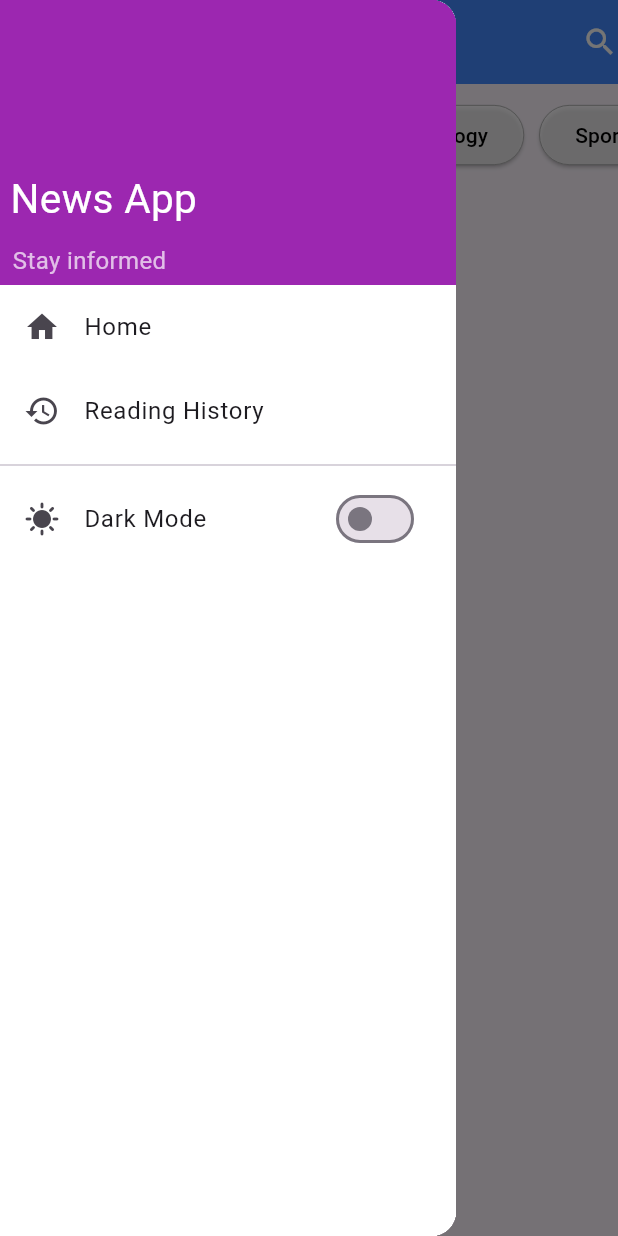
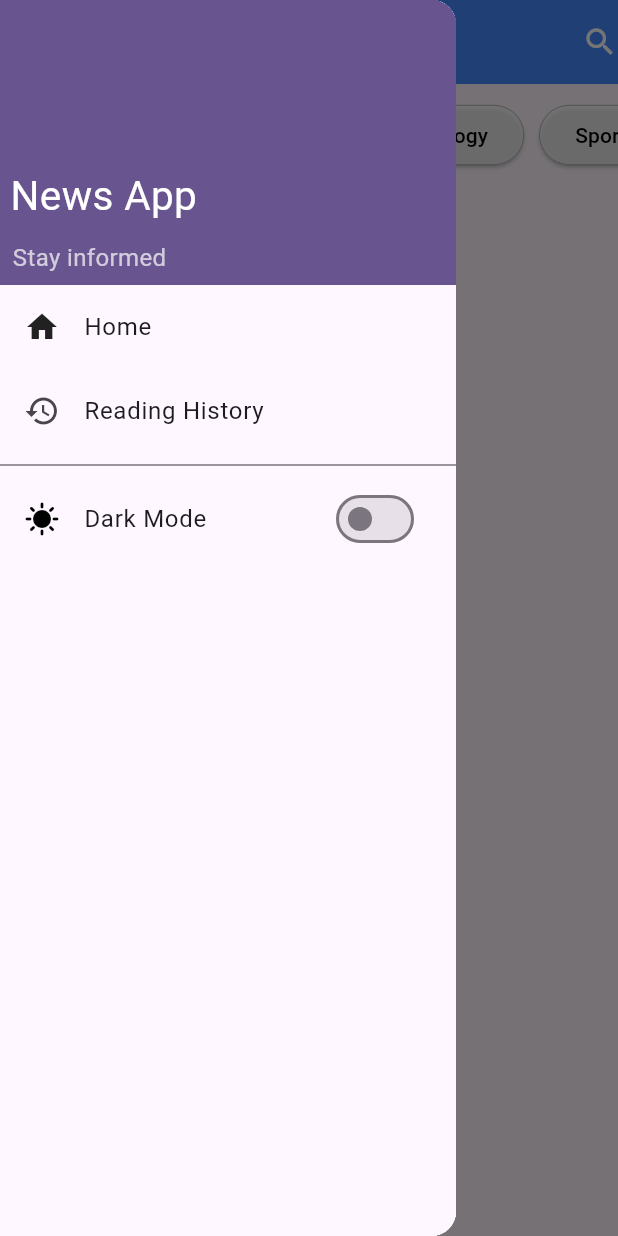
Before and after one commit to Susmeeta2311/News-App, a Flutter app: the screen it shows after launch, in the side drawer, after a tap on "Home", on a phone screen of 412 x 824 dp. Run offline on Flutter 3.47's test engine with Material 3 defaults, Android fonts, the phone set to English and light mode, and no system bars; our stand-ins replace get; project files that could hold a hidden picture were left out.

Commit message:
Updated dark mode toggle and UI fixes

```diff
--- /dev/null
+++ b/lib/controller/news_controller.dart
@@ -0,0 +1,11 @@
+import 'package:flutter/material.dart';
+import 'package:get/get.dart';
+
+class NewsController extends GetxController {
+  var isDarkMode = false.obs;
+
+  void onThemeClicked() {
+    isDarkMode.value = !isDarkMode.value;
+    Get.changeThemeMode(isDarkMode.value ? ThemeMode.dark : ThemeMode.light);
+  }
+}
--- a/lib/main.dart
+++ b/lib/main.dart
@@ -1,79 +1,33 @@
 import 'package:flutter/material.dart';
+import 'package:get/get.dart';
+import 'package:newsapp/controller/news_controller.dart';
 import 'package:newsapp/news_page.dart';
 
 void main() {
+  Get.put(NewsController());
   runApp(const MyApp());
 }
 
 class MyApp extends StatelessWidget {
   const MyApp({super.key});
 
-  // This widget is the root of your application.
   @override
   Widget build(BuildContext context) {
-    return MaterialApp(
+    final NewsController controller = Get.find();
+
+    return Obx(() => GetMaterialApp(
       debugShowCheckedModeBanner: false,
-      title: 'Flutter Demo',
+      title: 'Flutter News App',
       theme: ThemeData(
-
         colorScheme: ColorScheme.fromSeed(seedColor: Colors.deepPurple),
         useMaterial3: true,
       ),
-      home: NewsPage(),
-    );
+      darkTheme: ThemeData(
+        colorScheme: ColorScheme.fromSeed(
+            seedColor: Colors.deepPurple, brightness: Brightness.dark),
+      ),
+      themeMode: controller.isDarkMode.value ? ThemeMode.dark : ThemeMode.light, //
+      home: const NewsPage(),
+    ));
   }
 }
-
-class MyHomePage extends StatefulWidget {
-  const MyHomePage({super.key, required this.title});
-
-
-  final String title;
-
-  @override
-  State<MyHomePage> createState() => _MyHomePageState();
-}
-
-class _MyHomePageState extends State<MyHomePage> {
-  int _counter = 0;
-
-  void _incrementCounter() {
-    setState(() {
-      _counter++;
-    });
-  }
-
-  @override
-  Widget build(BuildContext context) {
-
-    return Scaffold(
-      appBar: AppBar(
-
-        backgroundColor: Theme.of(context).colorScheme.inversePrimary,
-
-        title: Text(widget.title),
-      ),
-      body: Center(
-
-        child: Column(
-
-          mainAxisAlignment: MainAxisAlignment.center,
-          children: <Widget>[
-            const Text(
-              'You have pushed the button this many times:',
-            ),
-            Text(
-              '$_counter',
-              style: Theme.of(context).textTheme.headlineMedium,
-            ),
-          ],
-        ),
-      ),
-      floatingActionButton: FloatingActionButton(
-        onPressed: _incrementCounter,
-        tooltip: 'Increment',
-        child: const Icon(Icons.add),
-      ), // This trailing comma makes auto-formatting nicer for build methods.
-    );
-  }
-}
--- a/lib/news_page.dart
+++ b/lib/news_page.dart
@@ -1,7 +1,9 @@
 import 'package:flutter/material.dart';
+import 'package:get/get.dart';
+import 'package:newsapp/controller/news_controller.dart';
 import 'package:newsapp/widget/news_page_category_buttons.dart';
 
-class NewsPage extends StatelessWidget {
+class NewsPage extends GetView<NewsController> {
   const NewsPage({super.key});
 
   @override
@@ -10,27 +12,27 @@ class NewsPage extends StatelessWidget {
       appBar: AppBar(
         title: Text(
           "News App",
-          style: TextStyle(fontSize: 27.0, color: Colors.white,fontFamily: 'Blinker'),
+          style: TextStyle(fontSize: 27.0, color: Colors.white, fontFamily: 'Blinker'),
         ),
         backgroundColor: Colors.blueAccent,
-        actions: [
+        actions: const [
           Icon(
             Icons.search,
             color: Colors.white,
           ),
         ],
-        iconTheme: IconThemeData(color: Colors.white),
+        iconTheme: const IconThemeData(color: Colors.white),
       ),
       drawer: Drawer(
         child: Container(
-          color: Colors.white,
+          color: Theme.of(context).scaffoldBackgroundColor,
           child: Column(
             children: [
               Container(
-                color: Colors.purple,
+                color: Theme.of(context).primaryColor,
                 width: double.infinity,
                 height: 190.0,
-                child: Column(
+                child: const Column(
                   mainAxisAlignment: MainAxisAlignment.end,
                   crossAxisAlignment: CrossAxisAlignment.start,
                   children: [
@@ -49,29 +51,39 @@ class NewsPage extends StatelessWidget {
                         fontSize: 16.0,
                       ),
                     ),
-                    SizedBox(height: 5.0),
+                    SizedBox(height: 7.0),
                   ],
                 ),
               ),
               ListTile(
-                leading: Icon(Icons.home),
-                title: Text("Home"),
+                leading:  Icon(Icons.home, color: Theme.of(context).iconTheme.color),
+                title: const Text("Home"),
                 onTap: () {},
               ),
               ListTile(
-                leading: Icon(Icons.history),
-                title: Text("Reading History"),
+                leading: const Icon(Icons.history),
+                title: const Text("Reading History"),
                 onTap: () {},
               ),
-              Divider(),
+              Divider(color: Theme.of(context).dividerColor),
               ListTile(
-                leading: Icon(Icons.sunny),
-                title: Text("Dark Mode"),
-                trailing: Switch(
-                  value: false,
-                  onChanged: (bool value) {},
-                ),
-                onTap: () {},
+                leading: Obx(() {
+                  bool isDark = Get.find<NewsController>().isDarkMode.value;
+                  return Icon(
+                    isDark ? Icons.nightlight_round : Icons.sunny,
+                    color: isDark ? Colors.white70 : Colors.black,
+                  );
+                }),
+                title: const Text("Dark Mode"),
+                trailing: Obx(() => Switch(
+                  value: Get.find<NewsController>().isDarkMode.value,
+                  onChanged: (value) {
+                    Get.find<NewsController>().onThemeClicked();
+                  },
+                )),
+                onTap: () {
+                  controller.onThemeClicked();
+                },
               ),
             ],
           ),
@@ -80,7 +92,6 @@ class NewsPage extends StatelessWidget {
       body: Column(
         crossAxisAlignment: CrossAxisAlignment.start,
         children: [
-
           // NEWS CATEGORY BUTTONS
           SingleChildScrollView(
             scrollDirection: Axis.horizontal,
@@ -96,9 +107,8 @@ class NewsPage extends StatelessWidget {
               ],
             ),
           ),
-
-          //NEWS CONTENT BELOW
-          Expanded(
+          // NEWS CONTENT BELOW
+          const Expanded(
             child: Center(
               child: Text("News Content Here"),
             ),
--- a/lib/widget/news_page_category_buttons.dart
+++ b/lib/widget/news_page_category_buttons.dart
@@ -1,4 +1,6 @@
 import 'package:flutter/material.dart';
+import 'package:get/get.dart';
+import 'package:newsapp/controller/news_controller.dart';
 
 class CategoryButton extends StatelessWidget {
   final String title;
@@ -10,18 +12,22 @@ class CategoryButton extends StatelessWidget {
   Widget build(BuildContext context) {
     return Padding(
       padding: const EdgeInsets.symmetric(horizontal: 5.0, vertical: 10.0),
-      child: ElevatedButton(
-        onPressed: onPressed, // Call the function when pressed
-        style: ElevatedButton.styleFrom(
-          backgroundColor: Colors.white70,
-          foregroundColor: Colors.black,
-          side: BorderSide(
-            color: Colors.grey, // Border color
-            width: 0.5, // Border width
+      child: Obx(() {
+        bool isDark = Get.find<NewsController>().isDarkMode.value;
+
+        return ElevatedButton(
+          onPressed: onPressed,
+          style: ElevatedButton.styleFrom(
+            backgroundColor: isDark ? Colors.white30 : Colors.white70, // Dark mode: black12, Light mode: white70
+            foregroundColor: isDark ? Colors.white : Colors.black,  // Dark mode: white text, Light mode: black text
+            side: const BorderSide(
+              color: Colors.grey,
+              width: 0.5,
+            ),
           ),
-        ),
-        child: Text(title),
-      ),
+          child: Text(title),
+        );
+      }),
     );
   }
 }
--- a/pubspec.yaml
+++ b/pubspec.yaml
@@ -12,6 +12,7 @@ dependencies:
     sdk: flutter
 
   cupertino_icons: ^1.0.8
+  get: ^4.7.2
 
 dev_dependencies:
   flutter_test:
```
Also changed, not shown: pubspec.lock.
